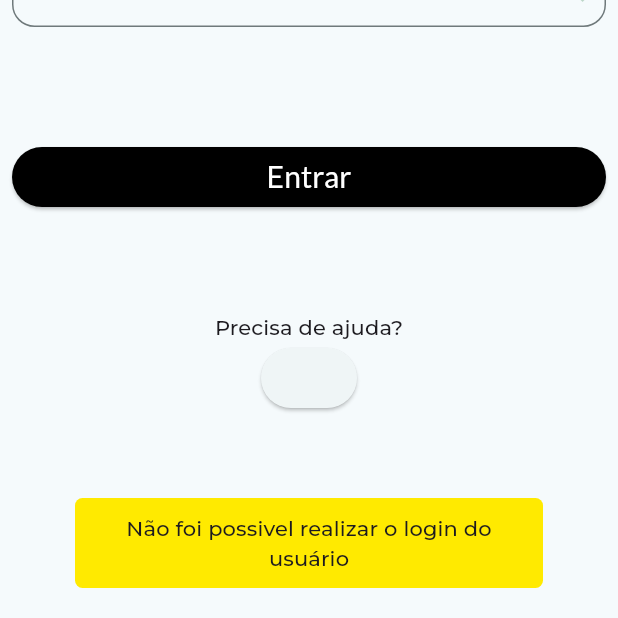
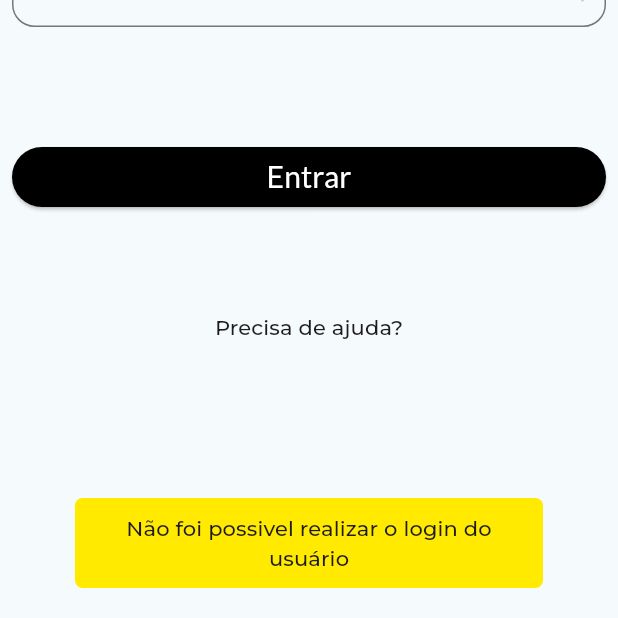
Before and after one commit to Carlos-Menezes94/visitants, a Flutter app: the screen it shows after launch, after a tap on "Entrar", on a phone screen of 412 x 824 dp, the part 618-1236 px from its top. Run offline on Flutter 3.47's test engine with Material 3 defaults, Android fonts, the phone set to English and light mode, and no system bars; our stand-ins replace cloud_firestore, connectivity_plus, dartz, firebase_auth, firebase_core, flutter_styled_toast and 9 more; accounts and stored records are empty; network calls fail.

Commit message:
removed unnecessary button

```diff
--- a/lib/app/login/presentation/pages/login_page.dart
+++ b/lib/app/login/presentation/pages/login_page.dart
@@ -184,11 +184,6 @@ class LoginPageState
                         },
                         child: const Text("Precisa de ajuda?"),
                       ),
-                      ElevatedButton(
-                          onPressed: () {
-                            _logout(context);
-                          },
-                          child: child)
                     ],
                   ),
                 ),
```
